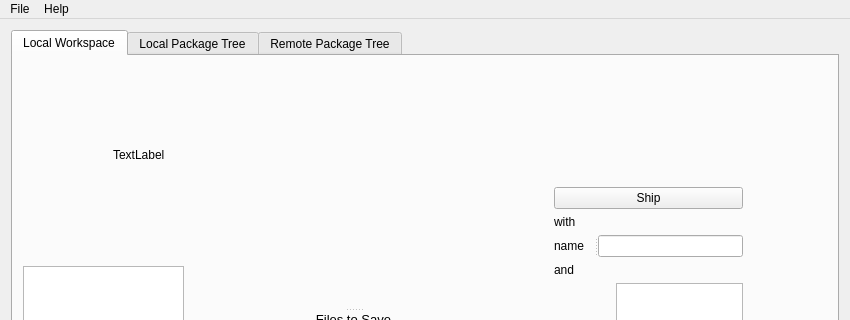
Old version of the form mainwindow.ui in the repository jgm/gitit; both pictures show x 0 to 850 and y 0 to 320 of the 850 by 603 pixel window.
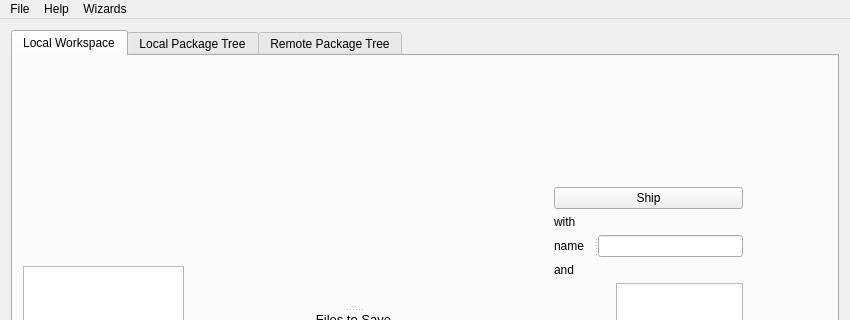
New version of the form. Icons and pictures are not drawn.

Commit message: halfway through new project wizard

The edit to the form file:
```diff
--- a/mainwindow.ui
+++ b/mainwindow.ui
@@ -199,19 +199,6 @@
            <bool>true</bool>
           </property>
          </widget>
-         <widget class="QLabel" name="label_8">
-          <property name="geometry">
-           <rect>
-            <x>100</x>
-            <y>90</y>
-            <width>62</width>
-            <height>17</height>
-           </rect>
-          </property>
-          <property name="text">
-           <string>TextLabel</string>
-          </property>
-         </widget>
         </widget>
         <widget class="QWidget" name="localPackageTree">
          <attribute name="title">
@@ -361,8 +348,16 @@
     <addaction name="actionAbout"/>
     <addaction name="actionUser_s_Manual"/>
    </widget>
+   <widget class="QMenu" name="menuWizards">
+    <property name="title">
+     <string>Wizards</string>
+    </property>
+    <addaction name="actionNew_2"/>
+    <addaction name="actionRemote_Repository"/>
+   </widget>
    <addaction name="menuFile"/>
    <addaction name="menuHelp"/>
+   <addaction name="menuWizards"/>
   </widget>
   <widget class="QStatusBar" name="statusBar"/>
   <action name="actionNew">
```
Left out of the diff: 24 changed lines with no effect on the pictures. The commit also changes 5 other files.
